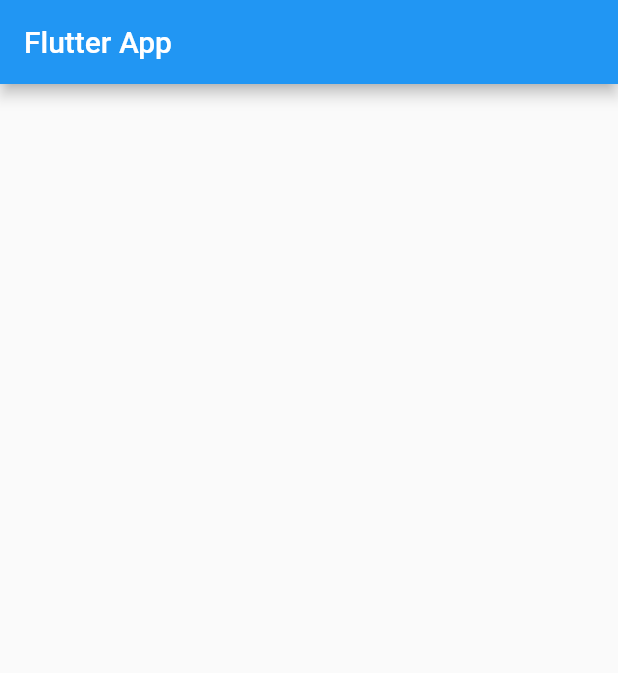
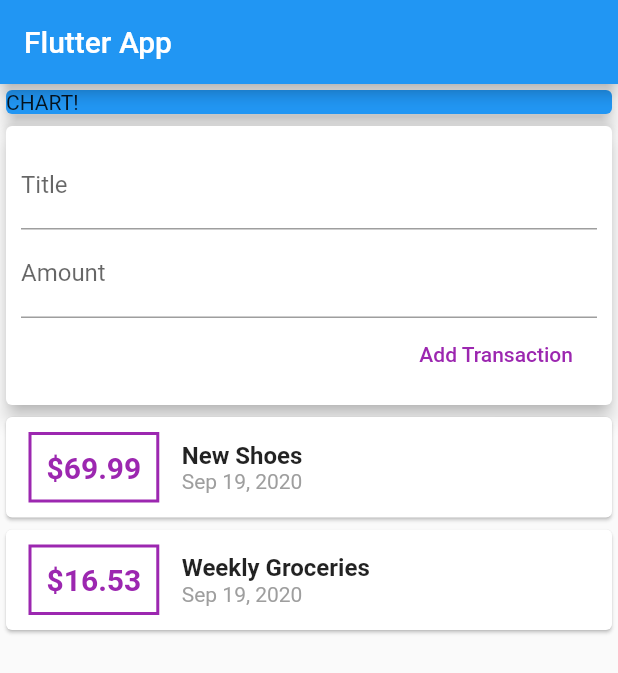
Before and after one commit to PhillipChn/SpendingTracker, a Flutter app: the screen it shows after launch, on a phone screen of 412 x 824 dp. Shown: the top 673 px of the screen. Run offline on Flutter 3.47's test engine with Material 2 defaults, Android fonts, the phone set to English and light mode, and no system bars.

Commit message:
included sample transactions along with pricing

```diff
--- a/lib/main.dart
+++ b/lib/main.dart
@@ -1,5 +1,5 @@
 import 'package:flutter/material.dart';
-
+import 'package:intl/intl.dart';
 
 import './transaction.dart';
 
@@ -33,9 +33,95 @@ class MyHomePage extends StatelessWidget {
 
   @override
   Widget build(BuildContext context) {
-    return Scaffold(appBar: AppBar(
+    return Scaffold(
+      appBar: AppBar(
         title: Text('Flutter App'),
-    )
+      ),
+      body: Column(
+        // mainAxisAlignment: MainAxisAlignment.start,
+        crossAxisAlignment: CrossAxisAlignment.stretch,
+        children: <Widget>[
+          Container(
+            width: double.infinity,
+            child: Card(
+              color: Colors.blue,
+              child: Text('CHART!'),
+              elevation: 5,
+            ),
+          ),
+          Card(
+            elevation: 5,
+            child: Container(
+              padding: EdgeInsets.all(10),
+              child: Column(
+                crossAxisAlignment: CrossAxisAlignment.end,
+                children: <Widget>[
+                  TextField(
+                    decoration: InputDecoration(labelText: 'Title'),
+                  ),
+                  TextField(
+                    decoration: InputDecoration(labelText: 'Amount'),
+                  ),
+                  FlatButton(
+                    child: Text('Add Transaction'),
+                    textColor: Colors.purple,
+                    onPressed: () {},
+                  ),
+                ],
+              ),
+            ),
+          ),
+          Column(
+            children: transactions.map((tx) {
+              return Card(
+                child: Row(
+                  children: <Widget>[
+                    Container(
+                      margin: EdgeInsets.symmetric(
+                        vertical: 10,
+                        horizontal: 15,
+                      ),
+                      decoration: BoxDecoration(
+                        border: Border.all(
+                          color: Colors.purple,
+                          width: 2,
+                        ),
+                      ),
+                      padding: EdgeInsets.all(10),
+                      child: Text(
+                        '\$${tx.amount}',
+                        style: TextStyle(
+                          fontWeight: FontWeight.bold,
+                          fontSize: 20,
+                          color: Colors.purple,
+                        ),
+                      ),
+                    ),
+                    Column(
+                      crossAxisAlignment: CrossAxisAlignment.start,
+                      children: <Widget>[
+                        Text(
+                          tx.title,
+                          style: TextStyle(
+                            fontSize: 16,
+                            fontWeight: FontWeight.bold,
+                          ),
+                        ),
+                        Text(
+                          DateFormat.yMMMd().format(tx.date),
+                          style: TextStyle(
+                            color: Colors.grey,
+                          ),
+                        ),
+                      ],
+                    ),
+                  ],
+                ),
+              );
+            }).toList(),
+          ),
+        ],
+      ),
     );
   }
 }
```
Also changed, not shown: pubspec.yaml (+8 -11 lines), pubspec.lock.
